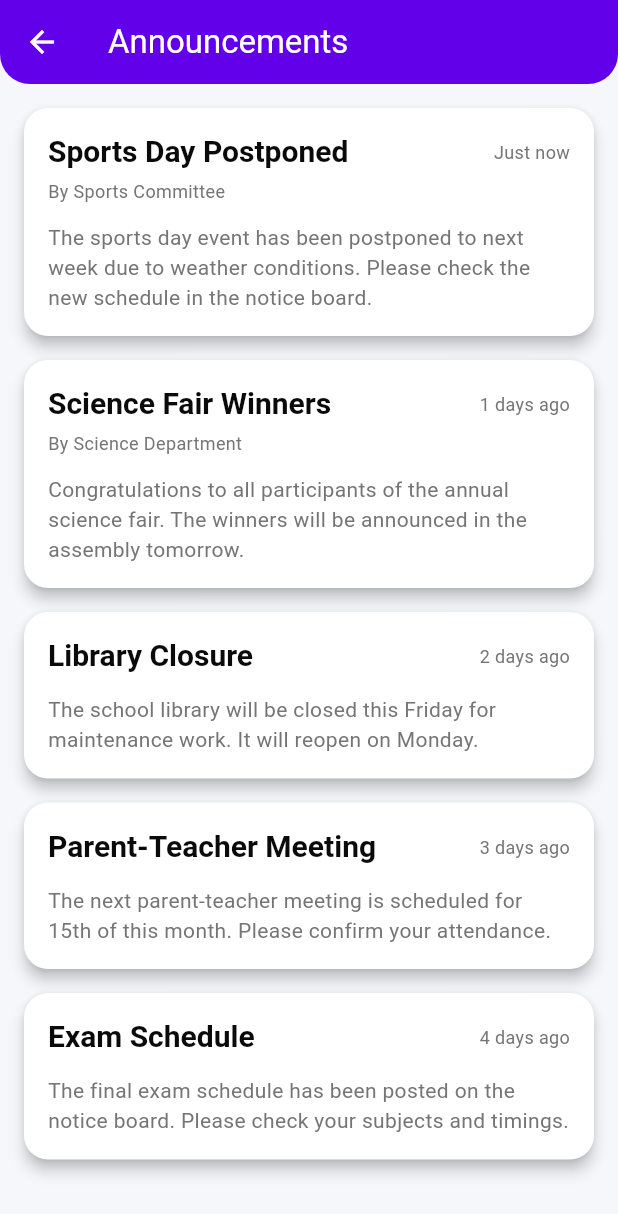
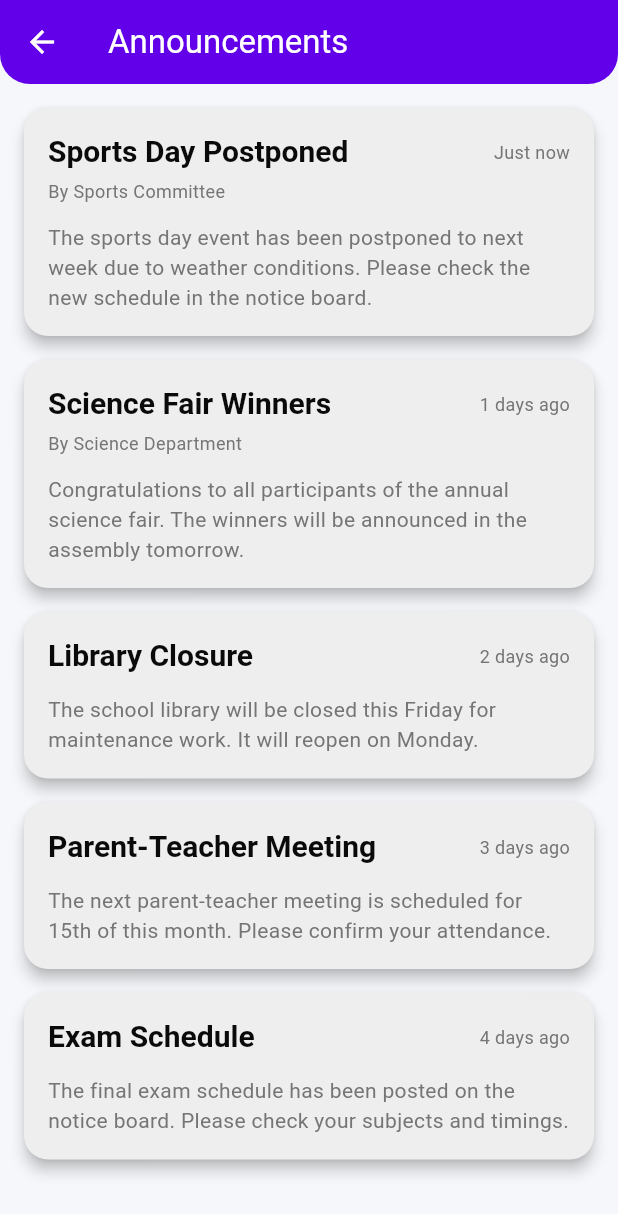
Before and after one commit to shariq-shoaib/Student-Dashbord, a Flutter app: the AnnouncementsScreen screen opened directly, on a phone screen of 412 x 824 dp. Shown: the top 1214 px of the screen. Run offline on Flutter 3.47's test engine with Material 3 defaults, Android fonts, the phone set to English and light mode, and no system bars; network calls fail.

Commit message:
some changes in announcement screen

```diff
--- a/lib/screens/announcements_screen.dart
+++ b/lib/screens/announcements_screen.dart
@@ -61,6 +61,7 @@ class AnnouncementsScreen extends StatelessWidget {
             shape: RoundedRectangleBorder(
               borderRadius: BorderRadius.circular(16),
             ),
+            color: Colors.grey[200], // Set a light, attractive background color
             child: Padding(
               padding: const EdgeInsets.all(16),
               child: Column(
```
